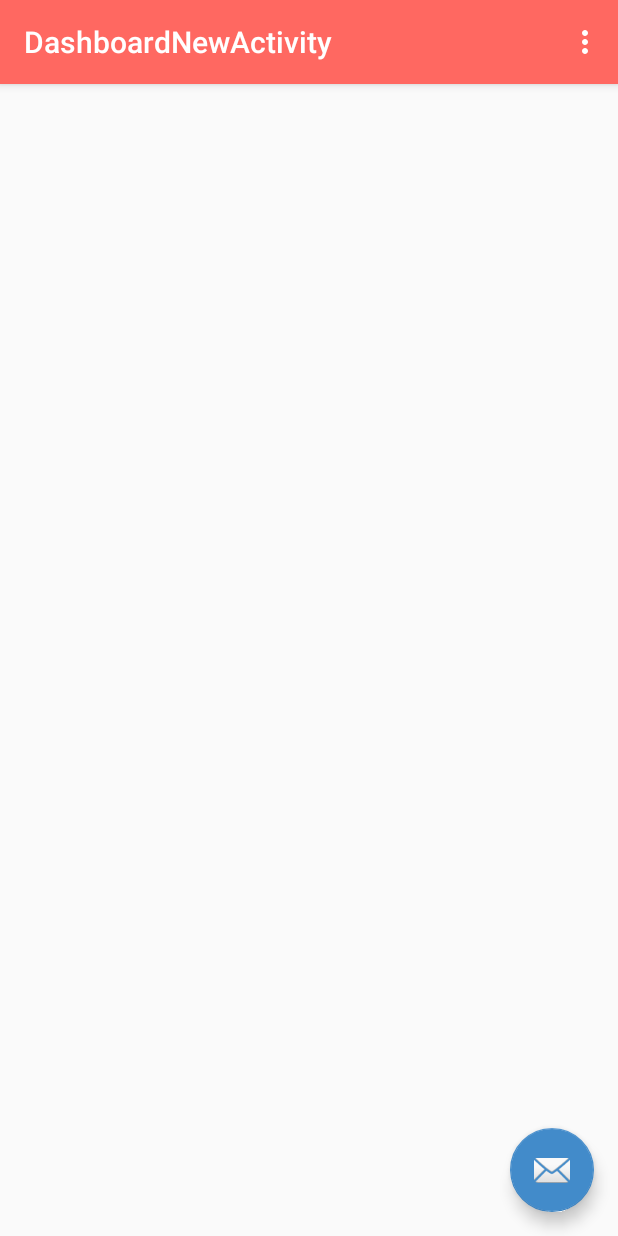
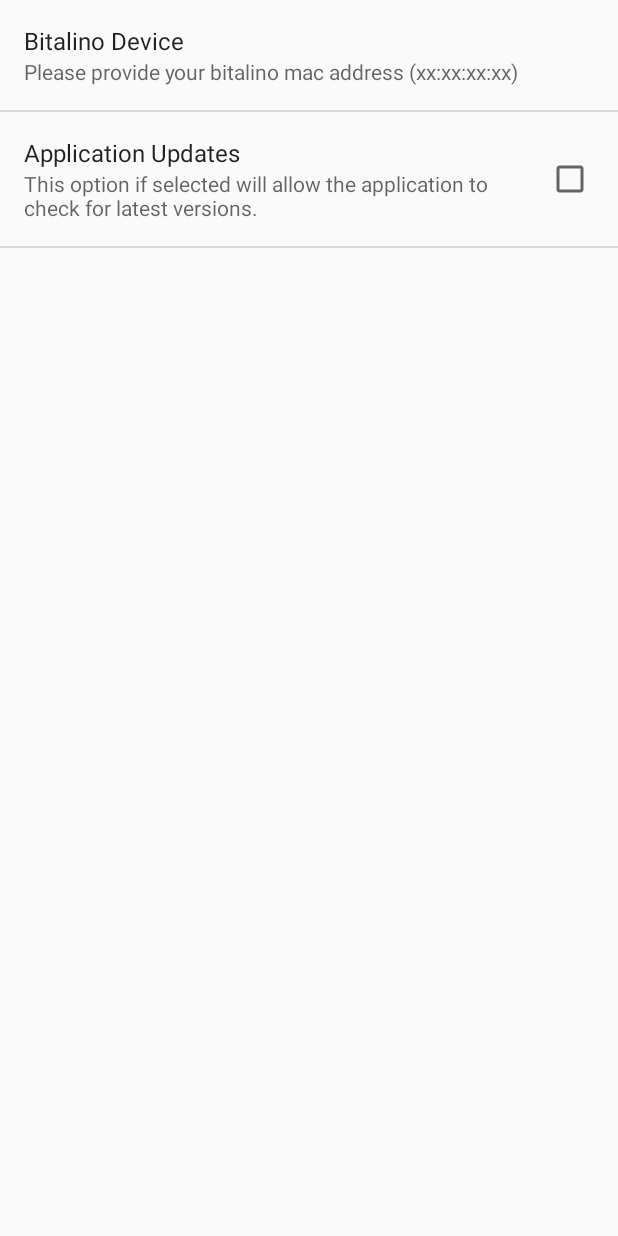
Before and after one commit to derris21/ecg-droid, an Android app: the DashboardNewActivity screen opened directly, with no data from a screen before it, in the options menu, after a tap on "Settings", on a phone screen of 412 x 824 dp. Run offline under Robolectric (Android 15) with nearby library versions, the phone set to English and light mode, and no system bars; 1 statement that could not run was skipped.

```diff
--- a/app/build.gradle
+++ b/app/build.gradle
@@ -2,7 +2,7 @@ apply plugin: 'com.android.application'
 
 android {
     compileSdkVersion 23
-    buildToolsVersion "23.0.2"
+    buildToolsVersion '25.0.0'
 
     defaultConfig {
         applicationId "com.ilham1012.ecgbpi"
@@ -21,7 +21,6 @@ android {
 
 dependencies {
     compile fileTree(include: ['*.jar'], dir: 'libs')
-    testCompile 'junit:junit:4.12'
     compile 'com.android.support:appcompat-v7:23.1.1'
     compile 'com.android.support:design:23.1.1'
     compile 'com.mcxiaoke.volley:library:1.0.19'
@@ -29,4 +28,7 @@ dependencies {
     compile 'org.roboguice:roboguice:3.0b-experimental'
     compile 'com.squareup.retrofit:retrofit:1.5.0'
     compile 'com.jjoe64:graphview:4.0.1'
+    compile 'com.github.PhilJay:MPAndroidChart:v3.0.2'
+    compile 'com.android.support.constraint:constraint-layout:1.0.2'
+    testCompile 'junit:junit:4.12'
 }
--- a/app/src/main/java/com/ilham1012/ecgbpi/activity/DashboardNewActivity.java
+++ b/app/src/main/java/com/ilham1012/ecgbpi/activity/DashboardNewActivity.java
@@ -158,6 +158,9 @@ public class DashboardNewActivity extends AppCompatActivity {
                 Toast.makeText(getApplicationContext(),
                         clickedName, Toast.LENGTH_SHORT).show();
 
+                Intent i = new Intent(DashboardNewActivity.this, DisplaySignalActivity.class);
+                i.putExtra("recording_name", clickedName);
+                startActivity(i);
             }
         });
     }
@@ -195,7 +198,7 @@ public class DashboardNewActivity extends AppCompatActivity {
         // Handle item selection
         switch (item.getItemId()) {
             case R.id.settings:
-//                gotoSetting();
+                gotoSetting();
                 return true;
             case R.id.logout:
                 logoutUser();
@@ -205,6 +208,13 @@ public class DashboardNewActivity extends AppCompatActivity {
         }
     }
 
+    /**
+     * Open Setting/Preference activity
+     */
+    private void gotoSetting() {
+        Intent i = new Intent(this, MyPreferencesActivity.class);
+        startActivity(i);
+    }
 
 
     /**
--- a/app/src/main/java/com/ilham1012/ecgbpi/activity/LoginActivity.java
+++ b/app/src/main/java/com/ilham1012/ecgbpi/activity/LoginActivity.java
@@ -59,7 +59,7 @@ public class LoginActivity extends AppCompatActivity {
         // Check if user is already logged in or not
         if (session.isLoggedIn()){
             // User is already logged in. Take him to main activity
-            Intent intent = new Intent(LoginActivity.this, RecordNewActivity.class);
+            Intent intent = new Intent(LoginActivity.this, DashboardNewActivity.class);
             startActivity(intent);
             finish();
         }
@@ -134,7 +134,7 @@ public class LoginActivity extends AppCompatActivity {
 
                         // Launch main activity
                         Intent intent = new Intent(LoginActivity.this,
-                                RecordNewActivity.class);
+                                DashboardNewActivity.class);
                         startActivity(intent);
                         finish();
                     } else {
--- /dev/null
+++ b/app/src/main/java/com/ilham1012/ecgbpi/activity/MyPreferencesActivity.java
@@ -0,0 +1,28 @@
+package com.ilham1012.ecgbpi.activity;
+
+import android.os.Bundle;
+import android.preference.PreferenceActivity;
+import android.preference.PreferenceFragment;
+
+import com.ilham1012.ecgbpi.R;
+
+/**
+ * Created by ilham on 9/18/17.
+ */
+
+public class MyPreferencesActivity extends PreferenceActivity {
+    @Override
+    protected void onCreate(Bundle savedInstanceState) {
+        super.onCreate(savedInstanceState);
+        getFragmentManager().beginTransaction().replace(android.R.id.content, new MyPreferenceFragment()).commit();
+    }
+
+    public static class MyPreferenceFragment extends PreferenceFragment {
+        @Override
+        public void onCreate(final Bundle savedInstanceState) {
+            super.onCreate(savedInstanceState);
+            addPreferencesFromResource(R.xml.preferences);
+        }
+    }
+
+}
--- a/app/src/main/res/layout/dialog_custom_title.xml
+++ b/app/src/main/res/layout/dialog_custom_title.xml
@@ -8,5 +8,5 @@
     android:paddingBottom="20dip"
     android:paddingRight="10dip"
     android:paddingLeft="10dip"
-    android:background="@xml/header_color"
+    android:background="@color/asphalt"
     android:textColor="@android:color/white"/>
--- /dev/null
+++ b/app/src/main/res/xml/preferences.xml
@@ -0,0 +1,10 @@
+<?xml version="1.0" encoding="utf-8"?>
+<PreferenceScreen xmlns:android="http://schemas.android.com/apk/res/android">
+    <EditTextPreference android:title="Bitalino Device"
+        android:key="bluetooth"
+        android:summary="Please provide your bitalino mac address (xx:xx:xx:xx)"></EditTextPreference>
+    <CheckBoxPreference android:title="Application Updates"
+        android:defaultValue="false"
+        android:summary="This option if selected will allow the application to check for latest versions."
+        android:key="applicationUpdates" />
+</PreferenceScreen>
--- a/build.gradle
+++ b/build.gradle
@@ -6,7 +6,7 @@ buildscript {
         mavenCentral()
     }
     dependencies {
-        classpath 'com.android.tools.build:gradle:1.5.0'
+        classpath 'com.android.tools.build:gradle:2.3.3'
 
         // NOTE: Do not place your application dependencies here; they belong
         // in the individual module build.gradle files
@@ -16,6 +16,7 @@ buildscript {
 allprojects {
     repositories {
         jcenter()
+        maven { url "https://jitpack.io" }
     }
 }
 
```
Also changed, not shown: app/src/main/AndroidManifest.xml (+10 -7 lines), app/src/main/java/com/ilham1012/ecgbpi/activity/DisplaySignalActivity.java (added, +91 -0 lines), app/src/main/java/com/ilham1012/ecgbpi/activity/RecordActivity.java (+75 -19 lines), app/src/main/res/layout/activity_display_signal.xml (added, +26 -0 lines), app/src/main/res/layout/content_display_signal.xml (added, +16 -0 lines), app/src/main/res/layout/content_record.xml (+8 -3 lines), app/src/main/res/values/strings.xml (+6 -13 lines), gradle/wrapper/gradle-wrapper.properties.
